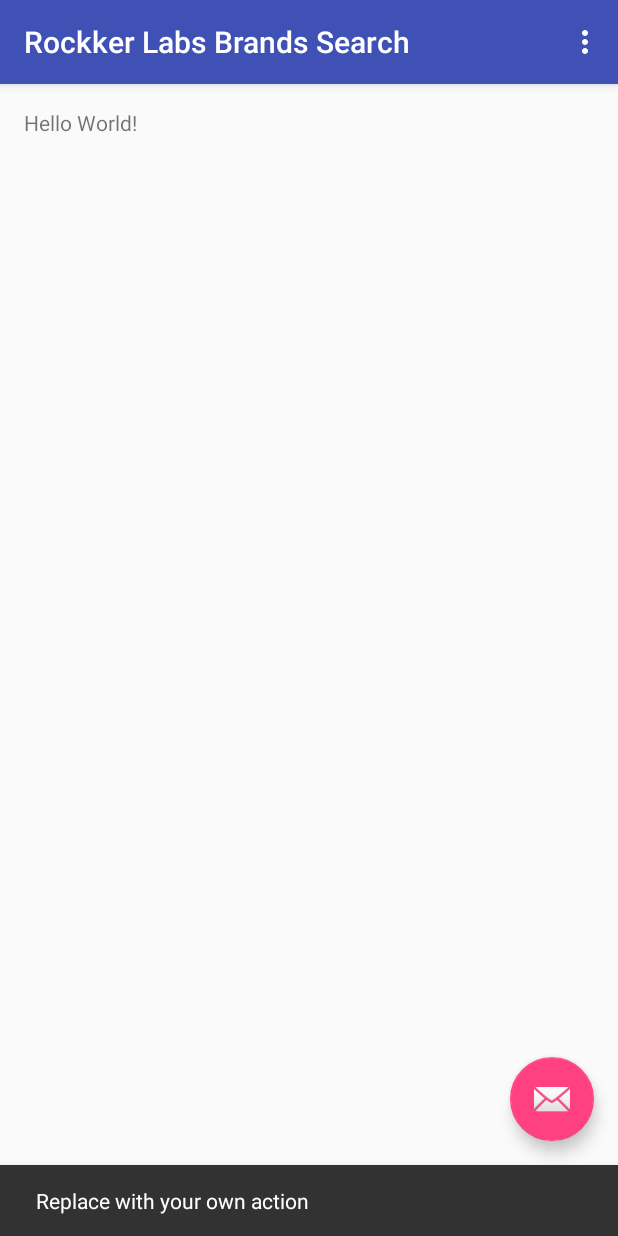
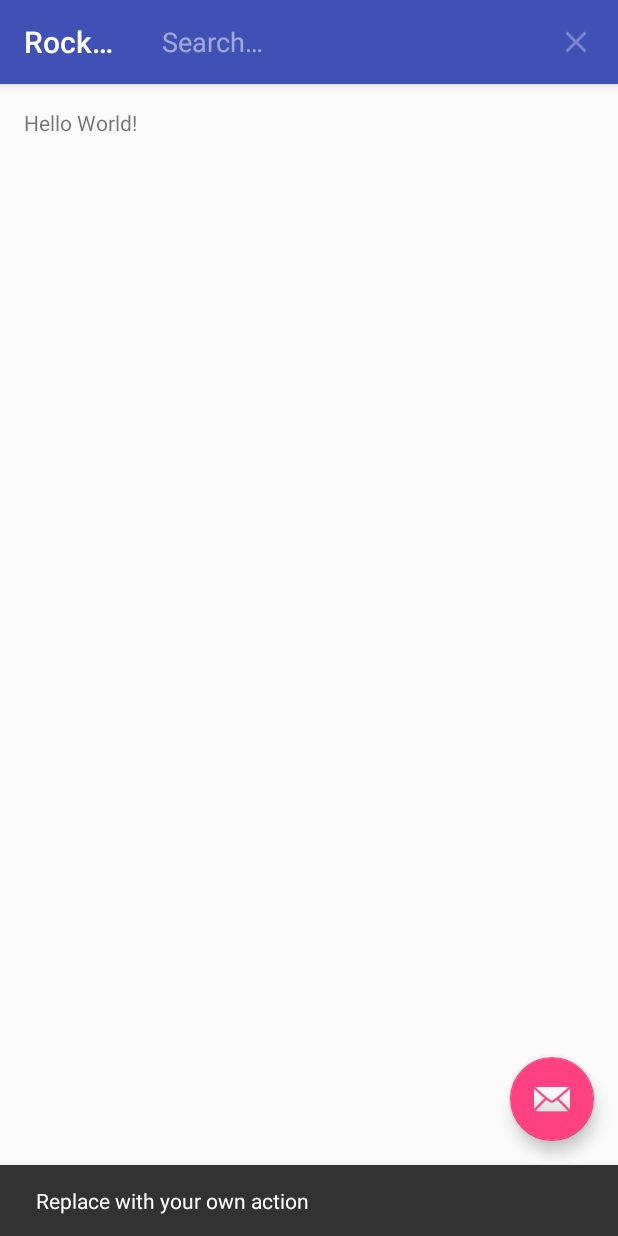
Before and after one commit to mowbell/rokk3rlabs-android-test, an Android app: the screen it shows after launch (MainActivity), after a tap on an icon or button, on a phone screen of 412 x 824 dp. Run offline under Robolectric (Android 15) with nearby library versions, the phone set to English and light mode, and no system bars; 1 other tap on this screen came first.

Commit message:
Searchview en action bar Probando querys

```diff
--- a/app/build.gradle
+++ b/app/build.gradle
@@ -3,10 +3,9 @@ apply plugin: 'com.android.application'
 android {
     compileSdkVersion 23
     buildToolsVersion "23.0.2"
-
     defaultConfig {
         applicationId "com.rokk3rlabs.rockkerlabsbrandssearch"
-        minSdkVersion 8
+        minSdkVersion 15
         targetSdkVersion 23
         versionCode 1
         versionName "1.0"
@@ -17,6 +16,8 @@ android {
             proguardFiles getDefaultProguardFile('proguard-android.txt'), 'proguard-rules.pro'
         }
     }
+    productFlavors {
+    }
 }
 
 dependencies {
--- a/app/src/main/java/com/rokk3rlabs/rockkerlabsbrandssearch/MainActivity.java
+++ b/app/src/main/java/com/rokk3rlabs/rockkerlabsbrandssearch/MainActivity.java
@@ -1,22 +1,33 @@
 package com.rokk3rlabs.rockkerlabsbrandssearch;
 
+import android.app.SearchManager;
+import android.content.Context;
+import android.content.Intent;
+import android.database.Cursor;
 import android.os.Bundle;
 import android.support.design.widget.FloatingActionButton;
 import android.support.design.widget.Snackbar;
 import android.support.v7.app.AppCompatActivity;
+import android.support.v7.widget.SearchView;
 import android.support.v7.widget.Toolbar;
+import android.util.Log;
 import android.view.View;
 import android.view.Menu;
 import android.view.MenuItem;
 
+import com.rokk3rlabs.rockkerlabsbrandssearch.database.AppDatabaseTable;
+
+
 public class MainActivity extends AppCompatActivity {
-
+    protected AppDatabaseTable db;
     @Override
     protected void onCreate(Bundle savedInstanceState) {
         super.onCreate(savedInstanceState);
         setContentView(R.layout.activity_main);
         Toolbar toolbar = (Toolbar) findViewById(R.id.toolbar);
         setSupportActionBar(toolbar);
+        db=new AppDatabaseTable(this);
+        db.mDatabaseOpenHelper.getReadableDatabase();
 
         FloatingActionButton fab = (FloatingActionButton) findViewById(R.id.fab);
         fab.setOnClickListener(new View.OnClickListener() {
@@ -26,13 +37,77 @@ public class MainActivity extends AppCompatActivity {
                         .setAction("Action", null).show();
             }
         });
+
+        Intent intent = getIntent();
+        if (Intent.ACTION_SEARCH.equals(intent.getAction())) {
+            String query = intent.getStringExtra(SearchManager.QUERY);
+            Log.v("MOW", "Searching " + query);
+        }
     }
 
     @Override
     public boolean onCreateOptionsMenu(Menu menu) {
         // Inflate the menu; this adds items to the action bar if it is present.
         getMenuInflater().inflate(R.menu.menu_main, menu);
+
+        // Get the SearchView and set the searchable configuration
+        SearchManager searchManager = (SearchManager) getSystemService(Context.SEARCH_SERVICE);
+        SearchView searchView = (SearchView) menu.findItem(R.id.action_search).getActionView();
+        // Assumes current activity is the searchable activity
+        //searchView.setSearchableInfo(searchManager.getSearchableInfo(getComponentName()));
+        searchView.setIconifiedByDefault(true); // Do not iconify the widget; expand it by default*/
+        searchView.setOnQueryTextListener(new SearchView.OnQueryTextListener() {
+
+            @Override
+            public boolean onQueryTextSubmit(String query) {
+                Log.v("MOW", "onQueryTextSubmit " + query);
+                doSearchQuery(query);
+                return false;
+            }
+
+            @Override
+            public boolean onQueryTextChange(String newText) {
+                Log.v("MOW", "onQueryTextChange " + newText);
+                return false;
+            }
+        });
         return true;
+    }
+
+    private void doSearchQuery(String query) {
+        Cursor mCursor=db.getWord(query);
+
+        Log.v("MOW","Cursor data "+mCursor.getCount());
+        if (null == mCursor) {
+			    /*
+			     * Insert code here to handle the error. Be sure not to use the cursor! You may want to
+			     * call android.util.Log.e() to log this error.
+			     *
+			     */
+            // If the Cursor is empty, the provider found no matches
+        } else if (mCursor.getCount() < 1) {
+
+			    /*
+			     * Insert code here to notify the user that the search was unsuccessful. This isn't necessarily
+			     * an error. You may want to offer the user the option to insert a new row, or re-type the
+			     * search term.
+			     */
+
+        } else {
+            // Insert code here to do something with the results
+            //mCursor.moveToFirst();
+            while (mCursor.moveToNext()) {
+                for(int i=0; i<mCursor.getColumnNames().length;i++){
+                    Log.v("MOW",mCursor.getColumnNames()[i]);
+                }
+
+                String brand=mCursor.getString(mCursor.getColumnIndex("resultado"));
+                Log.v("MOW","BRAND FOUND "+brand);
+
+            }
+
+
+        }
     }
 
     @Override
@@ -43,9 +118,9 @@ public class MainActivity extends AppCompatActivity {
         int id = item.getItemId();
 
         //noinspection SimplifiableIfStatement
-        if (id == R.id.action_settings) {
+        /*if (id == R.id.action_settings) {
             return true;
-        }
+        }*/
 
         return super.onOptionsItemSelected(item);
     }
--- /dev/null
+++ b/app/src/main/java/com/rokk3rlabs/rockkerlabsbrandssearch/database/AppDatabaseTable.java
@@ -0,0 +1,121 @@
+package com.rokk3rlabs.rockkerlabsbrandssearch.database;
+
+import android.content.ContentValues;
+import android.content.Context;
+import android.database.Cursor;
+import android.database.sqlite.SQLiteDatabase;
+import android.database.sqlite.SQLiteOpenHelper;
+import android.database.sqlite.SQLiteQueryBuilder;
+import android.util.Log;
+
+import java.util.HashMap;
+
+/**
+ * Created by Mauricio on 06/04/2016.
+ */
+public class AppDatabaseTable {
+    private static final String DATABASE_NAME = "ROKK3R_LABS_BRANDS";
+
+    private static final String FTS_VIRTUAL_TABLE_BRAND = "FTS_BRAND";
+
+    public static final String COL_NAME = "NAME";
+
+    private static final String FTS_VIRTUAL_TABLE_CLOTHING = "FTS_CLOTHING_TYPE";
+
+    private static final int DATABASE_VERSION = 1;
+
+    public final DatabaseOpenHelper mDatabaseOpenHelper;
+
+    public AppDatabaseTable(Context context) {
+        this.mDatabaseOpenHelper = new DatabaseOpenHelper(context);
+    }
+
+    public static class DatabaseOpenHelper extends SQLiteOpenHelper {
+
+        private static final String FTS_TABLE_BRAND_CREATE =
+                "CREATE TABLE " + FTS_VIRTUAL_TABLE_BRAND +
+                        " (" +
+                        COL_NAME + ")";
+
+        private static final String FTS_TABLE_CLOTHING_TYPE_CREATE =
+                "CREATE TABLE " + FTS_VIRTUAL_TABLE_CLOTHING +
+                        " (" +
+                        COL_NAME + ")";
+
+        private final Context mHelperContext;
+        private SQLiteDatabase mDatabase;
+
+        public DatabaseOpenHelper(Context context) {
+
+            super(context, DATABASE_NAME, null, DATABASE_VERSION);
+            mHelperContext = context;
+        }
+
+        @Override
+        public void onCreate(SQLiteDatabase db) {
+            mDatabase = db;
+            mDatabase.execSQL(FTS_TABLE_BRAND_CREATE);
+
+
+            mDatabase.execSQL("INSERT INTO "+FTS_VIRTUAL_TABLE_BRAND+ " ("+COL_NAME+") VALUES ('Gap'),('Banana Republic'),('Boss'),('Hugo Boss'),('Taylor'),('Rebecca Taylor')");
+
+            /*ContentValues initialValues = new ContentValues();
+            initialValues.put(COL_NAME, "GAP");
+            mDatabase.insert(FTS_TABLE_BRAND_CREATE, null, initialValues);*/
+
+            mDatabase.execSQL(FTS_TABLE_CLOTHING_TYPE_CREATE);
+
+            mDatabase.execSQL("INSERT INTO "+FTS_VIRTUAL_TABLE_CLOTHING+ " ("+COL_NAME+") VALUES ('Denim'),('Pants'),('Sweaters'),('Skirts'),('Dresses')");
+        }
+
+        @Override
+        public void onUpgrade(SQLiteDatabase db, int oldVersion, int newVersion) {
+            db.execSQL("DROP TABLE IF EXISTS " + FTS_VIRTUAL_TABLE_BRAND);
+            db.execSQL("DROP TABLE IF EXISTS " + FTS_VIRTUAL_TABLE_CLOTHING);
+        }
+
+
+    }
+
+    public Cursor getAllBrands() {
+        SQLiteQueryBuilder builder = new SQLiteQueryBuilder();
+        builder.setTables(FTS_VIRTUAL_TABLE_BRAND);
+
+        Log.v("MOW Query", builder.buildQuery(null, null, null, null, COL_NAME, null));
+        Cursor cursor = builder.query(mDatabaseOpenHelper.getReadableDatabase(),
+                null, null, null, null, null, COL_NAME);
+
+        return cursor;
+    }
+
+    public Cursor getWord(String brand) {
+        //String selection = COL_NAME + " LIKE ? OR "+KEY_DEFINITION + " LIKE ? ";
+        /*String selection = COL_NAME + " LIKE ? ";
+        String[] selectionArgs = new String[] {"%"+brand+"%"};*/
+
+        /*String selection = "instr(?,"+COL_NAME+") AS resultado";
+        String[] selectionArgs = new String[] {brand};
+        String[] columns = new String[]{"resultado"};
+
+        SQLiteQueryBuilder builder = new SQLiteQueryBuilder();
+        builder.setTables(FTS_VIRTUAL_TABLE_BRAND);
+        Log.v("MOW Query", builder.buildQuery(columns, selection, selectionArgs, null, null, null, null));
+        Cursor cursor = builder.query(mDatabaseOpenHelper.getReadableDatabase(),
+                columns, selection, selectionArgs, null, null, null);*/
+
+
+        String[] columns = new String[]{COL_NAME, "length(trim(replace('"+brand+"',"+COL_NAME+",''))) AS resultado"};
+
+
+
+        //String selection = "length(trim(replace('"+brand+"',"+COL_NAME+",'')))=0";
+
+        SQLiteQueryBuilder builder = new SQLiteQueryBuilder();
+        builder.setTables(FTS_VIRTUAL_TABLE_BRAND);
+        Log.v("MOW Query", builder.buildQuery(columns, null, null, null, null, null, null));
+        Cursor cursor = builder.query(mDatabaseOpenHelper.getReadableDatabase(),
+                columns, null, null, null, null, null);
+        return cursor;
+    }
+
+}
--- a/app/src/main/res/menu/menu_main.xml
+++ b/app/src/main/res/menu/menu_main.xml
@@ -2,9 +2,13 @@
     xmlns:app="http://schemas.android.com/apk/res-auto"
     xmlns:tools="http://schemas.android.com/tools"
     tools:context="com.rokk3rlabs.rockkerlabsbrandssearch.MainActivity">
-    <item
-        android:id="@+id/action_settings"
-        android:orderInCategory="100"
-        android:title="@string/action_settings"
-        app:showAsAction="never" />
+    <item android:id="@+id/action_search"
+        android:title="@string/action_search"
+        android:icon="@android:drawable/ic_menu_search"
+        app:showAsAction="always"
+        app:actionViewClass="android.support.v7.widget.SearchView"/>
+
+
+
+
 </menu>
--- a/app/src/main/res/values/strings.xml
+++ b/app/src/main/res/values/strings.xml
@@ -1,4 +1,6 @@
 <resources>
     <string name="app_name">Rockker Labs Brands Search</string>
     <string name="action_settings">Settings</string>
+    <string name="search_hint">Search</string>
+    <string name="action_search">Search</string>
 </resources>
--- /dev/null
+++ b/app/src/main/res/xml/searchable.xml
@@ -0,0 +1,5 @@
+<?xml version="1.0" encoding="utf-8"?>
+<searchable xmlns:android="http://schemas.android.com/apk/res/android"
+    android:label="@string/app_name"
+    android:hint="@string/search_hint" >
+</searchable>
```
Also changed, not shown: app/src/main/AndroidManifest.xml (+7 -0 lines).
